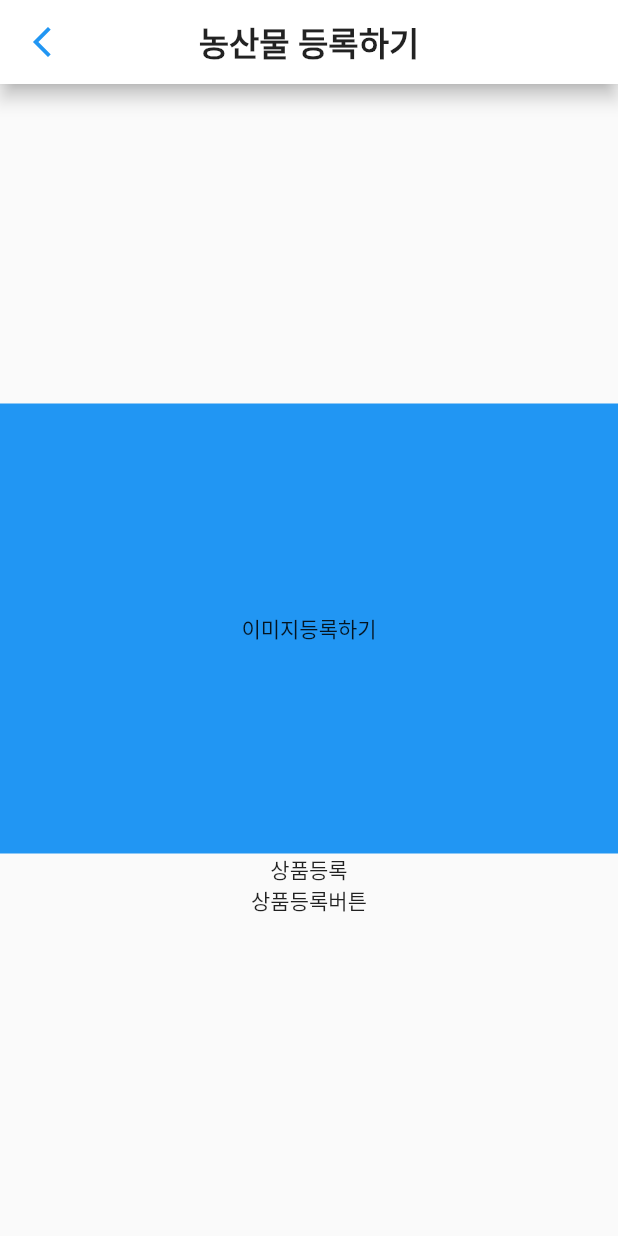
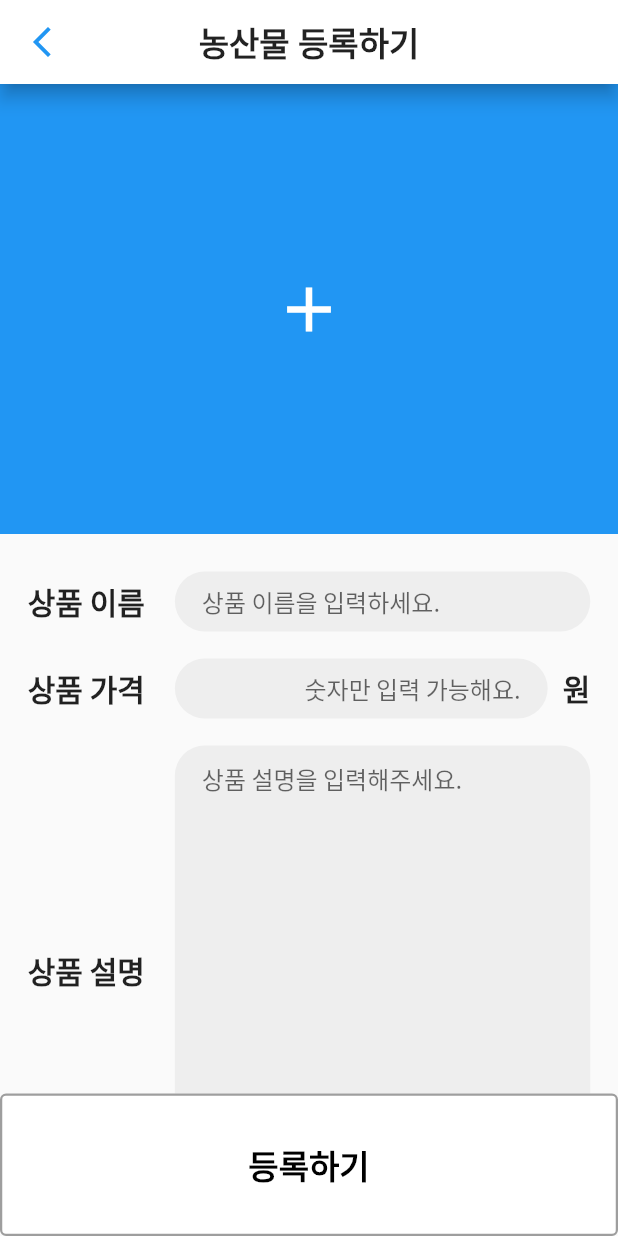
Before and after one commit to ballalssica/shoppingmall, a Flutter app: the ProductRegistration screen opened directly, on a phone screen of 412 x 824 dp. Run offline on Flutter 3.47's test engine with Material 3 defaults, Android fonts, the phone set to English and light mode, and no system bars.

Commit message:
feat: 상품등록 페이지 디자인 적용
디자인 적용 완료

```diff
--- a/lib/product_resistration/product_resistration.dart
+++ b/lib/product_resistration/product_resistration.dart
@@ -1,4 +1,7 @@
 import 'package:flutter/material.dart';
+import 'package:shoppingmall/product_resistration/widget/image_picker.dart';
+import 'package:shoppingmall/product_resistration/widget/inputbox.dart';
+import 'package:shoppingmall/product_resistration/widget/resistration_button.dart';
 
 class ProductRegistration extends StatelessWidget {
   const ProductRegistration({super.key});
@@ -15,27 +18,17 @@ class ProductRegistration extends StatelessWidget {
           },
         ),
       ),
-      body: Column(
-        mainAxisAlignment: MainAxisAlignment.center,
-        children: [
-          Container(
-            height: 300,
-            color: Colors.blue,
-            child: const Center(
-              child: Text('이미지등록하기'),
-            ),
-          ),
-
-          Container(
-            child: const Text('상품등록'),
-          ),
-
-           Container(
-            child: const Text('상품등록버튼'),
-          )
-
-        ],
-      )
+      body: SingleChildScrollView(
+        child: Column(
+          crossAxisAlignment: CrossAxisAlignment.center,
+          children: [
+            ImagePicker(),
+            SizedBox(height: 25),
+            InputBox(),
+          ],
+        ),
+      ),
+      bottomNavigationBar: RegistrationButton(),
     );
   }
 }
--- /dev/null
+++ b/lib/product_resistration/widget/image_picker.dart
@@ -0,0 +1,19 @@
+
+import 'package:flutter/material.dart';
+
+class ImagePicker extends StatelessWidget{
+  @override
+  Widget build(BuildContext context) {
+    return Container(
+      height: 300,
+      color: Colors.blue,
+      child: Center(
+        child: Icon(
+          Icons.add,
+          size: 50,
+          color: Colors.white,
+        ),
+      ),
+    );
+  }
+}
--- /dev/null
+++ b/lib/product_resistration/widget/inputbox.dart
@@ -0,0 +1,125 @@
+import 'package:flutter/material.dart';
+
+class InputBox extends StatelessWidget {
+  final TextEditingController priceController = TextEditingController();
+
+  @override
+  Widget build(BuildContext context) {
+    return Container(
+      width: 375,
+      child: Column(
+        crossAxisAlignment: CrossAxisAlignment.start,
+        children: [
+          Row(
+            children: [
+              Text(
+                '상품 이름',
+                style: TextStyle(
+                  fontSize: 20,
+                  fontWeight: FontWeight.bold,
+                ),
+              ),
+              SizedBox(width: 20),
+              Expanded(
+                child: SizedBox(
+                  height: 40,
+                  child: TextField(
+                    decoration: InputDecoration(
+                      hintText: '상품 이름을 입력하세요.',
+                      filled: true,
+                      fillColor: Colors.grey[200],
+                      border: OutlineInputBorder(
+                        borderRadius: BorderRadius.circular(20),
+                        borderSide: BorderSide.none,
+                      ),
+                      contentPadding:
+                          EdgeInsets.symmetric(horizontal: 18, vertical: 0),
+                    ),
+                  ),
+                ),
+              ),
+            ],
+          ),
+          SizedBox(height: 18),
+          Row(
+            crossAxisAlignment: CrossAxisAlignment.center,
+            children: [
+              Text(
+                '상품 가격',
+                style: TextStyle(
+                  fontSize: 20,
+                  fontWeight: FontWeight.bold,
+                ),
+              ),
+              SizedBox(width: 20),
+              Expanded(
+                child: SizedBox(
+                  height: 40,
+                  child: TextField(
+                    controller: priceController,
+                    keyboardType: TextInputType.number,
+                    textAlign: TextAlign.right, // 오른쪽 정렬
+                    decoration: InputDecoration(
+                      hintText: '숫자만 입력 가능해요.',
+                      filled: true,
+                      fillColor: Colors.grey[200],
+                      border: OutlineInputBorder(
+                        borderRadius: BorderRadius.circular(30),
+                        borderSide: BorderSide.none,
+                      ),
+                      contentPadding:
+                          EdgeInsets.symmetric(horizontal: 18, vertical: 0),
+                    ),
+                  ),
+                ),
+              ),
+              SizedBox(width: 10),
+              Text(
+                '원',
+                style: TextStyle(
+                  fontSize: 20,
+                  fontWeight: FontWeight.bold,
+                ),
+              ),
+            ],
+          ),
+          SizedBox(height: 18),
+          Row(
+            children: [
+              Text(
+                '상품 설명',
+                style: TextStyle(
+                  fontSize: 20,
+                  fontWeight: FontWeight.bold,
+                ),
+              ),
+              SizedBox(width: 20),
+              Expanded(
+                child: SizedBox(
+                  height: 300,
+                  child: TextField(
+                    maxLines: null,
+                    expands: true,
+                    keyboardType: TextInputType.multiline,
+                    textAlignVertical: TextAlignVertical.top,
+                    decoration: InputDecoration(
+                      hintText: '상품 설명을 입력해주세요.',
+                      filled: true,
+                      fillColor: Colors.grey[200],
+                      border: OutlineInputBorder(
+                        borderRadius: BorderRadius.circular(20),
+                        borderSide: BorderSide.none,
+                      ),
+                      contentPadding:
+                          EdgeInsets.symmetric(horizontal: 18, vertical:10),
+                    ),
+                  ),
+                ),
+              ),
+            ],
+          ),
+        ],
+      ),
+    );
+  }
+}
--- /dev/null
+++ b/lib/product_resistration/widget/resistration_button.dart
@@ -0,0 +1,89 @@
+import 'package:flutter/material.dart';
+
+class RegistrationButton extends StatelessWidget {
+  @override
+  Widget build(BuildContext context) {
+    return Container(
+      width: double.infinity,
+      height: 95,
+      child: OutlinedButton(
+        onPressed: () {
+          // 버튼 클릭 시 팝업
+          showDialog(
+            context: context,
+            builder: (context) => Dialog(
+              shape: RoundedRectangleBorder(
+                borderRadius: BorderRadius.circular(20), // 팝업 전체 라운드 처리
+              ),
+              child: Container(
+                height: 185,
+                width: 325,
+                child: Column(
+                  crossAxisAlignment: CrossAxisAlignment.stretch,
+                  children: [
+                    // 상단 파란색 영역
+                    Container(
+                      height: 125,
+                      decoration: BoxDecoration(
+                        color: Colors.blue,
+                        borderRadius: BorderRadius.vertical(
+                          top: Radius.circular(20), // 상단 라운드 처리
+                        ),
+                      ),
+                      alignment: Alignment.center,
+                      child: Text(
+                        '등록이 완료되었습니다.',
+                        style: TextStyle(
+                          fontSize: 18,
+                          fontWeight: FontWeight.bold,
+                          color: Colors.white,
+                        ),
+                      ),
+                    ),
+                    // 하단 확인 버튼
+                    Container(
+                      decoration: BoxDecoration(
+                        color: Colors.white,
+                        borderRadius: BorderRadius.vertical(
+                          bottom: Radius.circular(20), // 하단 라운드 처리
+                        ),
+                      ),
+                      child: TextButton(
+                        onPressed: () {
+                          Navigator.pop(context);
+                        },
+                        style: TextButton.styleFrom(
+                          backgroundColor: Colors.white,
+                        ),
+                        child: Text(
+                          '확인',
+                          style: TextStyle(
+                            fontSize: 18,
+                            fontWeight: FontWeight.bold,
+                            color: Colors.black,
+                          ),
+                        ),
+                      ),
+                    ),
+                  ],
+                ),
+              ),
+            ),
+          );
+        },
+        style: OutlinedButton.styleFrom(
+          backgroundColor: Colors.white,
+          side: BorderSide(color: Colors.grey, width: 1.5),
+        ),
+        child: Text(
+          '등록하기',
+          style: TextStyle(
+            fontSize: 22,
+            fontWeight: FontWeight.bold,
+            color: Colors.black,
+          ),
+        ),
+      ),
+    );
+  }
+}
```
Also changed, not shown: 9 other files.
